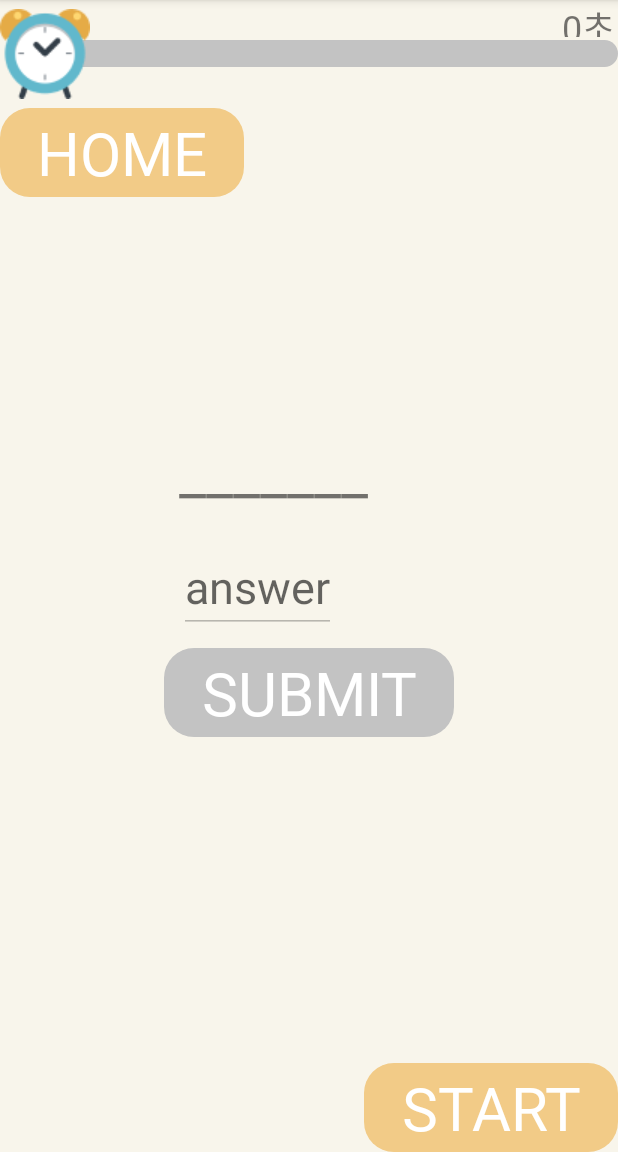
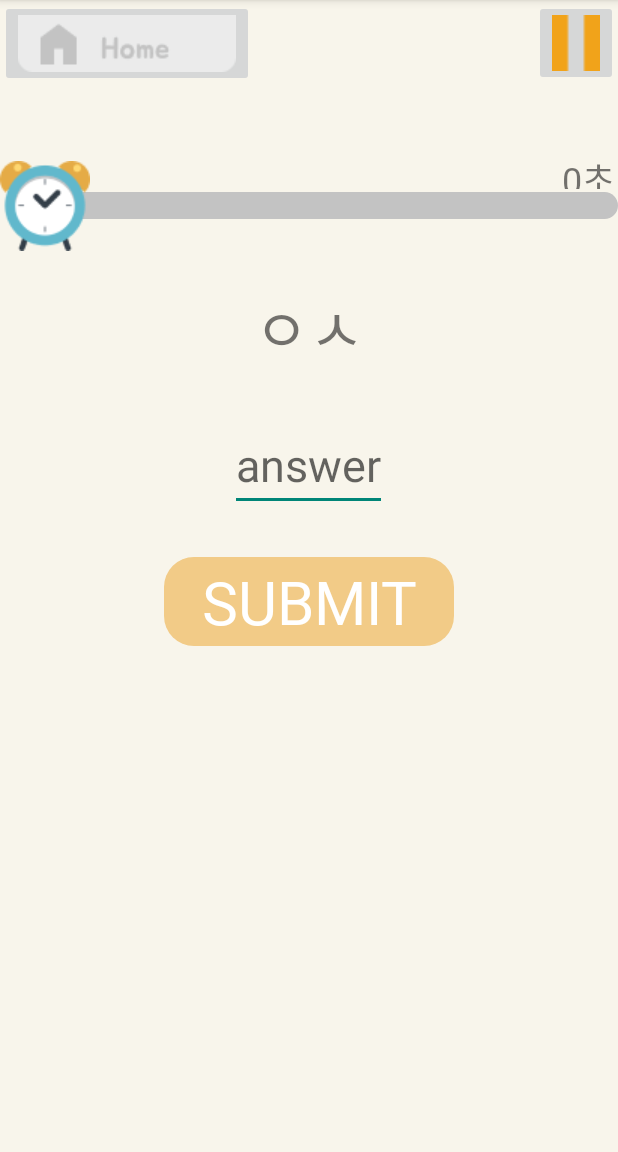
Before and after one commit to glo3omys/game, an Android app: the InitialQuizActivity screen opened directly, with no data from a screen before it, on a phone screen of 412 x 824 dp, the part 84-1236 px from its top. Run offline under Robolectric (Android 15) with nearby library versions, the phone set to English and light mode, and no system bars; our stand-ins replace Firebase (no records; nobody signed in at launch, a user with empty details on screens opened directly); 1 statement that could not run was skipped.

Commit message:
InitialQuiz multiplay
ToDo: print questString, myDialog(result)

```diff
--- a/app/src/main/java/com/example/myapplication/GameListActivity.kt
+++ b/app/src/main/java/com/example/myapplication/GameListActivity.kt
@@ -55,9 +55,11 @@ class GameListActivity : AppCompatActivity() {
         }
         val initialbtn = findViewById<Button>(R.id.goto_initial)
         initialbtn.setOnClickListener {
-            val nextIntent = Intent(this, InitialQuizActivity::class.java)
+            /*val nextIntent = Intent(this, InitialQuizActivity::class.java)
             //Toast.makeText(this, "CLICKED", Toast.LENGTH_SHORT).show()
-            startActivity(nextIntent)
+            startActivity(nextIntent)*/
+            val dialog = MyDialog(this)
+            dialog.myDig("game description", "InitialQuiz")
         }
         val leftrightbtn = findViewById<Button>(R.id.goto_leftright)
         leftrightbtn.setOnClickListener {
--- a/app/src/main/java/com/example/myapplication/InitialQuizActivity.kt
+++ b/app/src/main/java/com/example/myapplication/InitialQuizActivity.kt
@@ -13,6 +13,12 @@ import android.widget.Button
 import android.widget.TextView
 import android.widget.Toast
 import com.example.myapplication.databinding.ActivityInitialQuizBinding
+import com.google.firebase.database.DataSnapshot
+import com.google.firebase.database.DatabaseError
+import com.google.firebase.database.DatabaseReference
+import com.google.firebase.database.ValueEventListener
+import com.google.firebase.database.ktx.database
+import com.google.firebase.ktx.Firebase
 import retrofit2.Call
 import retrofit2.Callback
 import retrofit2.Response
@@ -23,8 +29,10 @@ import kotlin.math.min
 class InitialQuizActivity : AppCompatActivity() {
     private var mBinding: ActivityInitialQuizBinding? = null
     private val binding get() = mBinding!!
-    lateinit var mAlertDialog: AlertDialog
-    lateinit var mDialogView: View
+    lateinit var prefs : PreferenceUtil
+
+    /*lateinit var mAlertDialog: AlertDialog
+    lateinit var mDialogView: View*/
     val defaultInitials = listOf('ㄱ', 'ㄲ', 'ㄴ', 'ㄷ', 'ㄸ', 'ㄹ', 'ㅁ', 'ㅂ', 'ㅃ', 'ㅅ', 'ㅆ', 'ㅇ', 'ㅈ', 'ㅉ', 'ㅊ', 'ㅋ', 'ㅌ', 'ㅍ', 'ㅎ')
     val defaultInitialsCnt = defaultInitials.size
 
@@ -32,9 +40,18 @@ class InitialQuizActivity : AppCompatActivity() {
     var time = 0
     var isOver = false
 
+    var myID = ""
+    var masterName = ""
+    var roomPk = ""
+    var myPk = ""
+    val database = Firebase.database
+    lateinit var myRoomRef : DatabaseReference
+    var dbListener: ValueEventListener? = null
+
     var resQ = false
     var resD = false
     var wordLength = -1
+    var questString = ""
 
     //val gameName = "InitialQuiz"
     val api = NaverAPI.create()
@@ -42,6 +59,7 @@ class InitialQuizActivity : AppCompatActivity() {
     override fun onCreate(savedInstanceState: Bundle?) {
         super.onCreate(savedInstanceState)
         setContentView(R.layout.activity_initial_quiz)
+        prefs = PreferenceUtil(applicationContext)
 
         mBinding = ActivityInitialQuizBinding.inflate(layoutInflater)
         setContentView(binding.root)
@@ -56,14 +74,25 @@ class InitialQuizActivity : AppCompatActivity() {
 
          */
 
+        val intent = intent
+        time = intent.getIntExtra("time", 0) /* default value check */
+        val roomInfoData = intent.getSerializableExtra("roomInfoData") as? RoomInfoData
+        if (roomInfoData != null) {
+            roomPk = roomInfoData.roomPk
+            myPk = roomInfoData.myPk
+            masterName = roomInfoData.masterName
+        }
+        myRoomRef = database.getReference("room").child(roomPk)
+        myID = prefs.getSharedPrefs("myID", "")
+
         binding.btnHome.setOnClickListener {
             val nextIntent = Intent(this, GameListActivity::class.java)
             startActivity(nextIntent)
         }
-        binding.btnStart.setOnClickListener {
+        /*binding.btnStart.setOnClickListener {
             allocQuest()
             runTimer()
-        }
+        }*/
         binding.etAnswer.addTextChangedListener(object: TextWatcher {
             val etAnswer = binding.etAnswer
             override fun beforeTextChanged(s: CharSequence?, p1: Int, p2: Int, p3: Int) {
@@ -118,10 +147,10 @@ class InitialQuizActivity : AppCompatActivity() {
     }
 
     private fun runTimer() {
-        time = 1000
-        binding.btnStart.isEnabled = false
+        //time = 1000
+        //binding.btnStart.isEnabled = false
         val secTextView = binding.layTime.tvTime
-        val resTextView = mDialogView.findViewById<TextView>(R.id.my_tv)
+        //val resTextView = mDialogView.findViewById<TextView>(R.id.my_tv)
         val progressBar = binding.layTime.pgBar
         timerTask = timer(period = 10) { // 10ms 마다 반복
             time--
@@ -134,8 +163,19 @@ class InitialQuizActivity : AppCompatActivity() {
                 isOver = true
                 runOnUiThread {
                     secTextView.text = "0초"
-                    //mDialogView.findViewById<TextView>(R.id.tv_result).text = resQ.toString() + ", " + resD.toString()
+
+                    var rrr = 0
                     if (!resQ)
+                        rrr = 1
+                    else if (!resD)
+                        rrr = 2
+                    else
+                        rrr = 3
+
+                    val mDialog = MyDialog(this@InitialQuizActivity)
+                    mDialog.myDig("Score", rrr, intent.getSerializableExtra("roomInfoData") as RoomInfoData)
+
+                    /*if (!resQ)
                         resTextView.text = "Wrong Initial"
                     else if (!resD)
                         resTextView.text = "Wrong Word"
@@ -148,6 +188,22 @@ class InitialQuizActivity : AppCompatActivity() {
                         init()
                         mAlertDialog.dismiss()
                     }
+                     */
+
+
+                    myRoomRef.child("gameInfo").child("gameData").removeValue()
+                    myRoomRef.child("readyCnt").setValue(0)
+                    myRoomRef.child("memberList").addListenerForSingleValueEvent(object : ValueEventListener {
+                        override fun onDataChange(snapshot: DataSnapshot) {
+                            for (data in snapshot.children)
+                                data.child("readyState").ref.setValue(false)
+                        }
+
+                        override fun onCancelled(error: DatabaseError) {
+
+                        }
+                    })
+
                     timerTask?.cancel()
                 }
             }
@@ -155,33 +211,49 @@ class InitialQuizActivity : AppCompatActivity() {
     }
 
     private fun init() {
-        time = 0
+        allocQuest()
+
+        //time = 0
         isOver = false
-        binding.layTime.pgBar.max = 1000
-        binding.tvItem.text = "_______"
+        //binding.layTime.pgBar.max = 1000
+        binding.layTime.pgBar.max = time
+        //binding.tvItem.text = "_______"
         binding.layTime.tvTime.text = "0초"
         binding.etAnswer.text = null
         binding.etAnswer.clearFocus()
-        binding.etAnswer.isEnabled = false
-        binding.btnSubmit.isEnabled = false
-        binding.btnStart.isEnabled = true
-        binding.etAnswer.clearFocus()
+        //binding.etAnswer.isEnabled = false
+        //binding.btnSubmit.isEnabled = false
+        //binding.btnStart.isEnabled = true
         resD = false
         resQ = false
         wordLength = -1
         timerTask?.cancel()
+
+        runTimer()
     }
 
     private fun allocQuest() {
-        var string = ""
+        questString = ""
         wordLength = 2
         //wordLength = (2 .. 4).random()
-        for (i in 1..wordLength)
-            string += defaultInitials[(0 until defaultInitialsCnt).random()]
-        binding.tvItem.text = string
+        if (masterName == myID) {
+            for (i in 1..wordLength)
+                questString += defaultInitials[(0 until defaultInitialsCnt).random()]
+            myRoomRef.child("gameInfo").child("gameData").setValue(questString)
+        }
+        else if (masterName != "") {
+            myRoomRef.child("gameInfo").child("gameData").get().addOnSuccessListener {
+                questString = it.value.toString()
+            }
+        }
+        else {
+            for (i in 1..wordLength)
+                questString += defaultInitials[(0 until defaultInitialsCnt).random()]
+        }
+        binding.tvItem.text = questString
 
-        binding.etAnswer.isEnabled = true
-        binding.btnSubmit.isEnabled = true
+        //binding.etAnswer.isEnabled = true
+        //binding.btnSubmit.isEnabled = true
     }
 
     private fun questCheck() {
--- a/app/src/main/java/com/example/myapplication/MyDialog.kt
+++ b/app/src/main/java/com/example/myapplication/MyDialog.kt
@@ -128,6 +128,8 @@ class MyDialog(context: Context){
                 nextIntent = Intent(mContext, MemoryCardGameActivity::class.java)
             else if (gameName == "WhackAMole")
                 nextIntent = Intent(mContext, WhackAMoleActivity::class.java)
+            else if (gameName == "InitialQuiz")
+                nextIntent = Intent(mContext, InitialQuizActivity::class.java)
 
             (mContext as Activity).finish()
             nextIntent.putExtra("time", time * 100)
--- a/app/src/main/res/layout/activity_initial_quiz.xml
+++ b/app/src/main/res/layout/activity_initial_quiz.xml
@@ -1,55 +1,46 @@
 <?xml version="1.0" encoding="utf-8"?>
-<androidx.constraintlayout.widget.ConstraintLayout xmlns:android="http://schemas.android.com/apk/res/android"
+<RelativeLayout xmlns:android="http://schemas.android.com/apk/res/android"
     xmlns:app="http://schemas.android.com/apk/res-auto"
     xmlns:tools="http://schemas.android.com/tools"
     android:layout_width="match_parent"
     android:layout_height="match_parent"
     tools:context=".InitialQuizActivity">
 
+    <RelativeLayout
+        android:layout_width="wrap_content"
+        android:layout_height="wrap_content"
+        android:id="@+id/lay_menu"
+        >
+
+        <ImageButton
+            android:layout_width="wrap_content"
+            android:layout_height="wrap_content"
+            android:id="@+id/btn_home"
+            android:src="@drawable/home_button"/>
+
+        <ImageButton
+            android:layout_width="wrap_content"
+            android:layout_height="wrap_content"
+            android:id="@+id/btn_pause"
+            android:src="@drawable/pause_button"
+            android:layout_alignParentRight="true"
+            android:enabled="false" />
+    </RelativeLayout>
+
     <include
         android:id="@+id/lay_time"
-        layout="@layout/view_lay_time"/>
-
-    <RelativeLayout
+        layout="@layout/view_lay_time"
+        android:layout_below="@+id/lay_menu"
         android:layout_width="match_parent"
-        android:layout_height="wrap_content"
-        android:orientation="vertical"
-        android:id="@+id/lay_menu"
-        app:layout_constraintTop_toBottomOf="@id/lay_time"
-        tools:ignore="MissingConstraints">
-
-        <Button
-            android:layout_width="wrap_content"
-            android:layout_height="wrap_content"
-            android:text="HOME"
-            android:id="@+id/btn_home"
-            tools:ignore="MissingConstraints" />
-        <Button
-            android:layout_width="wrap_content"
-            android:layout_height="wrap_content"
-            android:text="PAUSE"
-            android:id="@+id/btn_pause"
-            android:enabled="false"
-            android:visibility="gone"
-            android:layout_below="@+id/btn_home"
-            tools:ignore="MissingConstraints" />
-        <TextView
-            android:layout_width="wrap_content"
-            android:layout_height="wrap_content"
-            android:layout_below="@+id/btn_pause"
-            android:text="_____"
-            android:id="@+id/tv_best_score"
-            android:visibility="gone"
-            android:textSize="30dp"/>
-    </RelativeLayout>
+        android:layout_height="72dp"
+        android:layout_marginTop="43dp"
+        />
 
     <RelativeLayout
         android:layout_width="match_parent"
         android:layout_height="match_parent"
         android:orientation="vertical"
-        app:layout_constraintTop_toBottomOf="@+id/lay_menu"
-        android:gravity="center"
-        tools:ignore="MissingConstraints">
+        android:layout_below="@+id/lay_time">
 
         <TextView
             android:id="@+id/tv_item"
@@ -57,39 +48,25 @@
             android:layout_height="wrap_content"
             android:text="_______"
             android:textSize="40dp"
-            android:layout_margin="10dp"
-            tools:ignore="MissingConstraints"/>
+            android:layout_centerHorizontal="true"
+            android:layout_margin="15dp" />
         <EditText
             android:id="@+id/et_answer"
-            android:layout_margin="10dp"
+            android:layout_margin="15dp"
             android:layout_width="wrap_content"
             android:layout_height="wrap_content"
             android:hint="answer"
             android:textSize="30dp"
-            android:layout_below="@+id/tv_item"
-            tools:ignore="MissingConstraints"/>
+            android:layout_centerHorizontal="true"
+            android:layout_below="@+id/tv_item" />
         <Button
             android:layout_width="wrap_content"
             android:layout_height="wrap_content"
             android:text="SUBMIT"
             android:id="@+id/btn_submit"
+            android:layout_margin="15dp"
+            android:layout_centerHorizontal="true"
             android:layout_below="@+id/et_answer"/>
     </RelativeLayout>
 
-    <RelativeLayout
-        android:layout_width="match_parent"
-        android:layout_height="wrap_content"
-        android:orientation="horizontal"
-        app:layout_constraintBottom_toBottomOf="parent"
-        tools:ignore="MissingConstraints">
-
-        <Button
-            android:layout_width="wrap_content"
-            android:layout_height="wrap_content"
-            android:text="START"
-            android:gravity="center_horizontal"
-            android:layout_alignParentRight="true"
-            android:id="@+id/btn_start"/>
-    </RelativeLayout>
-
-</androidx.constraintlayout.widget.ConstraintLayout>
+</RelativeLayout>
```
Also changed, not shown: app/src/main/java/com/example/myapplication/FindNumberActivity.kt (+71 -43 lines), app/src/main/java/com/example/myapplication/LobbyActivity.kt (+8 -11 lines), app/src/main/java/com/example/myapplication/TaptapActivity.kt (+0 -10 lines).
